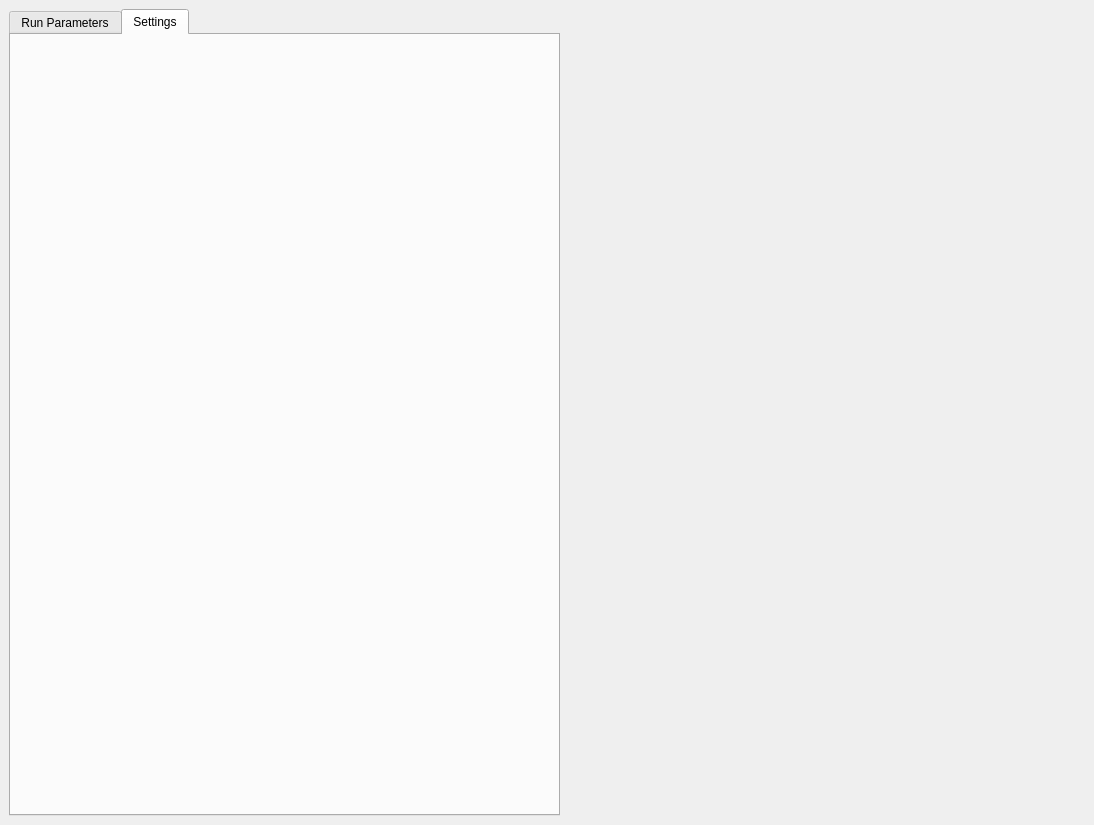
This is gui.ui in ethz-aps/CCD_Setup_SW as Qt 5 draws it before an edit. The edited form follows.
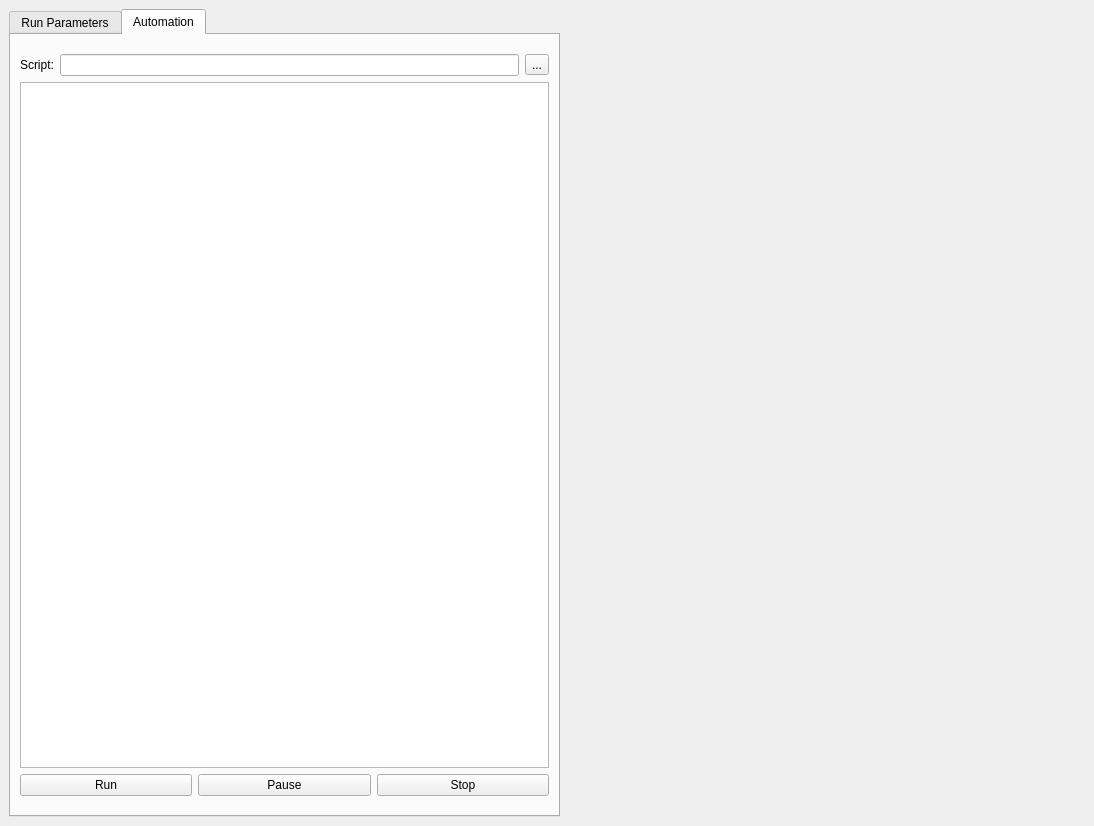
This is the edited form. The open tabs and pages were chosen to show the change. Custom widgets are drawn as their Qt base class.

```diff
--- a/gui.ui
+++ b/gui.ui
@@ -7,7 +7,7 @@
     <x>0</x>
     <y>0</y>
     <width>1094</width>
-    <height>825</height>
+    <height>826</height>
    </rect>
   </property>
   <property name="windowTitle">
@@ -688,8 +688,95 @@
         </widget>
         <widget class="QWidget" name="settings">
          <attribute name="title">
-          <string>Settings</string>
+          <string>Automation</string>
          </attribute>
+         <layout class="QVBoxLayout" name="verticalLayout_6">
+          <item>
+           <spacer name="verticalSpacer">
+            <property name="orientation">
+             <enum>Qt::Vertical</enum>
+            </property>
+            <property name="sizeType">
+             <enum>QSizePolicy::Minimum</enum>
+            </property>
+            <property name="sizeHint" stdset="0">
+             <size>
+              <width>20</width>
+              <height>10</height>
+             </size>
+            </property>
+           </spacer>
+          </item>
+          <item>
+           <layout class="QVBoxLayout" name="verticalLayout_5">
+            <item>
+             <layout class="QHBoxLayout" name="horizontalLayout_3">
+              <item>
+               <widget class="QLabel" name="label_4">
+                <property name="text">
+                 <string>Script:</string>
+                </property>
+               </widget>
+              </item>
+              <item>
+               <widget class="QLineEdit" name="lineEdit"/>
+              </item>
+              <item>
+               <widget class="QToolButton" name="toolButton">
+                <property name="text">
+                 <string>...</string>
+                </property>
+               </widget>
+              </item>
+             </layout>
+            </item>
+            <item>
+             <widget class="QTextBrowser" name="textBrowser"/>
+            </item>
+            <item>
+             <layout class="QHBoxLayout" name="horizontalLayout_4">
+              <item>
+               <widget class="QPushButton" name="pushButton">
+                <property name="text">
+                 <string>Run</string>
+                </property>
+               </widget>
+              </item>
+              <item>
+               <widget class="QPushButton" name="pushButton_3">
+                <property name="text">
+                 <string>Pause</string>
+                </property>
+               </widget>
+              </item>
+              <item>
+               <widget class="QPushButton" name="pushButton_2">
+                <property name="text">
+                 <string>Stop</string>
+                </property>
+               </widget>
+              </item>
+             </layout>
+            </item>
+           </layout>
+          </item>
+          <item>
+           <spacer name="verticalSpacer_2">
+            <property name="orientation">
+             <enum>Qt::Vertical</enum>
+            </property>
+            <property name="sizeType">
+             <enum>QSizePolicy::Minimum</enum>
+            </property>
+            <property name="sizeHint" stdset="0">
+             <size>
+              <width>20</width>
+              <height>10</height>
+             </size>
+            </property>
+           </spacer>
+          </item>
+         </layout>
         </widget>
        </widget>
       </item>
```
Left out of the diff: 68 changed lines with no effect on the pictures.
